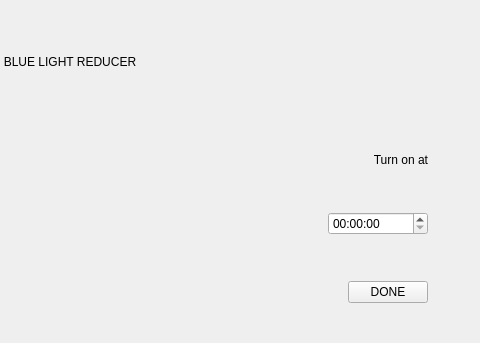
Old version of the form blynk/blynkwindow.ui in the repository flegall2014/Blynk; both pictures show x 340 to 820 and y 477 to 820 of the 820 by 820 pixel window.
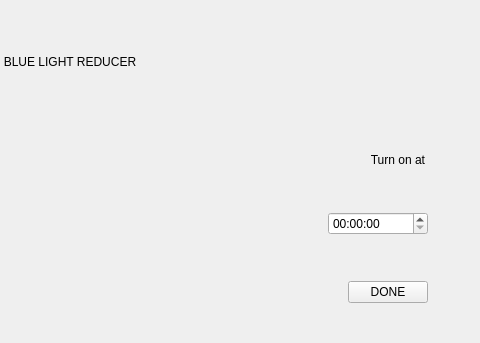
New version of the form. Icons and pictures are not drawn. Custom widgets are drawn as their Qt base class.

Commit message: moving forward

The edit to the form file:
```diff
--- a/blynk/blynkwindow.ui
+++ b/blynk/blynkwindow.ui
@@ -624,7 +624,7 @@
         <enum>Qt::LeftToRight</enum>
        </property>
        <property name="styleSheet">
-        <string notr="true">left-padding: 8px</string>
+        <string notr="true">padding-left: 8px</string>
        </property>
        <property name="text">
         <string>Turn on at</string>
```
The commit also changes 1 other file.
